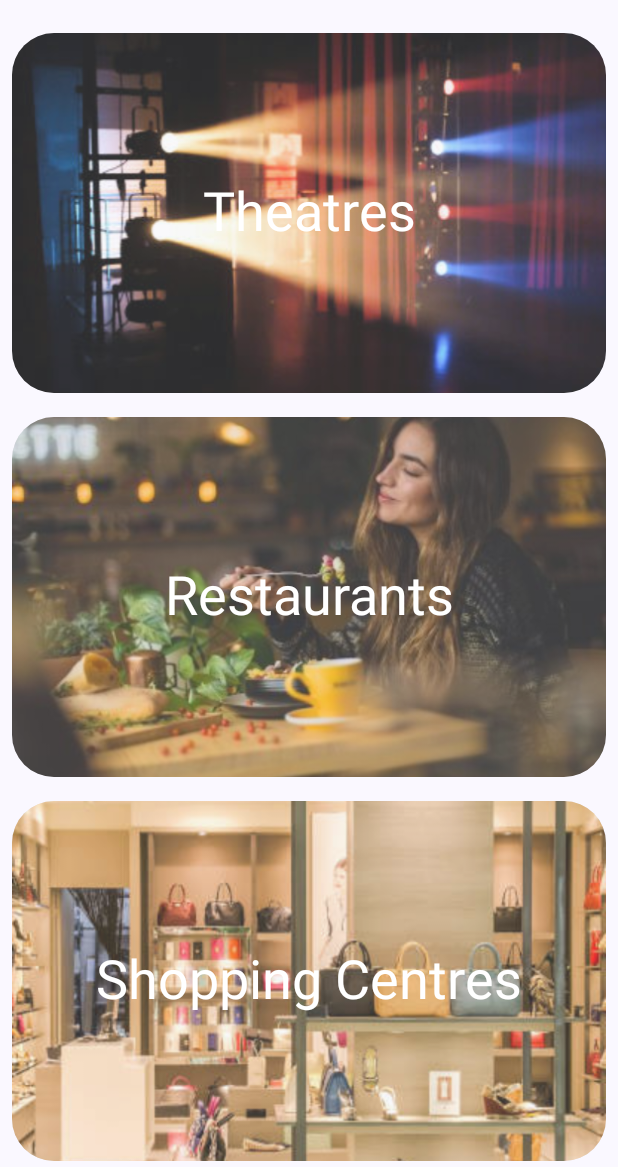
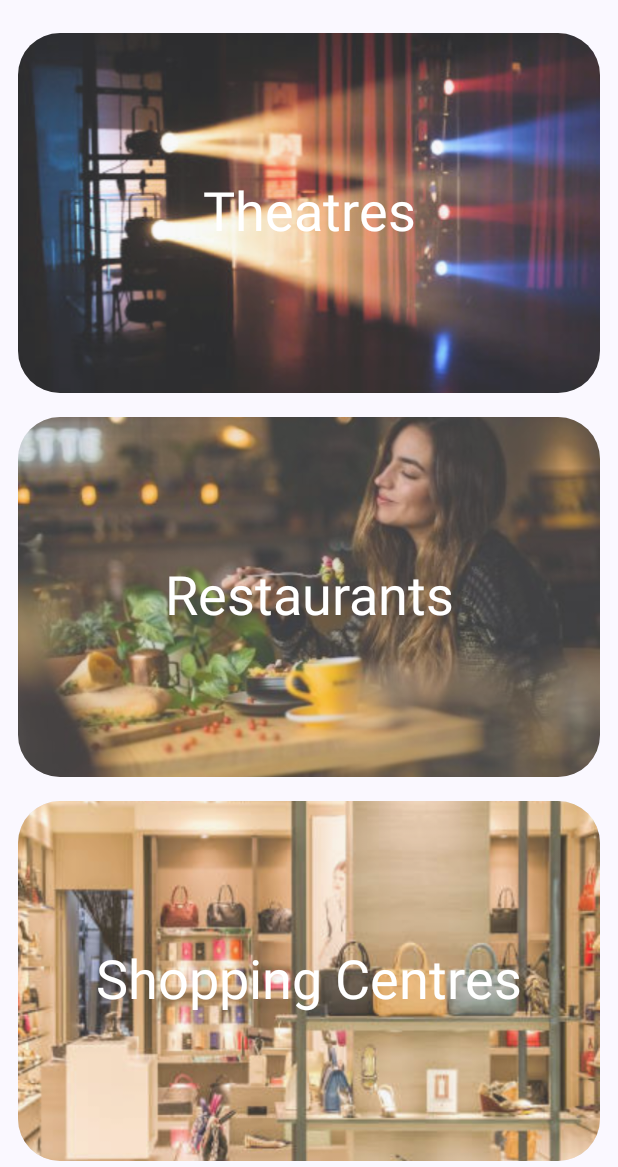
Before and after one commit to nascriptone/chicago, an Android app built with Jetpack Compose: the screen it shows after launch (MainActivity), scrolled down 532 dp, on a phone screen of 412 x 824 dp, the part 69-1236 px from its top. Run offline under Robolectric (Android 15) with nearby library versions, the phone set to English and light mode, and no system bars; our stand-ins replace window size class.

Commit message:
Updated Layouts

```diff
--- a/app/src/main/java/com/example/chicago/ui/ChicagoApp.kt
+++ b/app/src/main/java/com/example/chicago/ui/ChicagoApp.kt
@@ -36,8 +36,7 @@ fun AppTopBar(
     val currentScreen = ChicagoScreens.valueOf(
         backStackEntry?.destination?.route ?: ChicagoScreens.Home.name
     )
-    TopAppBar(
-        title = {
+    TopAppBar(title = {
         Text(
             text = if (currentScreen == ChicagoScreens.Recommendation) {
                 stringResource(id = categoryTitle)
@@ -45,8 +44,7 @@ fun AppTopBar(
                 stringResource(id = currentScreen.title)
             }
         )
-        },
-        navigationIcon = {
+    }, navigationIcon = {
         if (currentScreen != ChicagoScreens.Home) {
             IconButton(
                 onClick = onBackPress
@@ -57,8 +55,7 @@ fun AppTopBar(
                 )
             }
         }
-        },
-        modifier = modifier
+    }, modifier = modifier
     )
 }
 
@@ -71,15 +68,15 @@ fun ChicagoApp(
     val uiState by viewModel.uiState.collectAsState()
     val backStackEntry by navController.currentBackStackEntryAsState()
 
-    Scaffold(topBar = {
-        AppTopBar(
-            backStackEntry = backStackEntry,
+    Scaffold(
+        topBar = {
+            AppTopBar(backStackEntry = backStackEntry,
                 categoryTitle = uiState.currentCategory.title,
                 onBackPress = {
                     navController.navigateUp()
+                })
         }
-        )
-    }) { innerPadding ->
+    ) { innerPadding ->
 
         when (windowSize) {
             WindowWidthSizeClass.Expanded -> AppExpandedLayout(
@@ -92,33 +89,11 @@ fun ChicagoApp(
             else -> AppDefaultLayout(
                 uiState = uiState,
                 viewModel = viewModel,
+                windowSize = windowSize,
                 innerPadding = innerPadding,
                 navController = navController
             )
         }
 
-//        NavHost(
-//            navController = navController,
-//            startDestination = ChicagoScreens.Home.name,
-//            modifier = Modifier
-//                .fillMaxSize()
-//                .padding(innerPadding),
-//        ) {
-//            composable(route = ChicagoScreens.Home.name) {
-//                HomeScreen(onCardClick = {
-//                    viewModel.updateCategory(it)
-//                    navController.navigate(ChicagoScreens.Recommendation.name)
-//                })
-//            }
-//            composable(route = ChicagoScreens.Recommendation.name) {
-//                RecomScreen(selectedCategory = uiState.currentCategory, onCardClick = {
-//                    viewModel.updateUserSelected(it)
-//                    navController.navigate(ChicagoScreens.Details.name)
-//                })
-//            }
-//            composable(route = ChicagoScreens.Details.name) {
-//                DetailScreen(details = uiState.userSelectedCurrent)
-//            }
-//        }
     }
 }
--- a/app/src/main/java/com/example/chicago/ui/layout/AppDefaultLayout.kt
+++ b/app/src/main/java/com/example/chicago/ui/layout/AppDefaultLayout.kt
@@ -1,10 +1,15 @@
 package com.example.chicago.ui.layout
 
+import androidx.compose.foundation.layout.Box
 import androidx.compose.foundation.layout.PaddingValues
 import androidx.compose.foundation.layout.fillMaxSize
+import androidx.compose.foundation.layout.fillMaxWidth
 import androidx.compose.foundation.layout.padding
+import androidx.compose.material3.windowsizeclass.WindowWidthSizeClass
 import androidx.compose.runtime.Composable
+import androidx.compose.ui.Alignment
 import androidx.compose.ui.Modifier
+import androidx.compose.ui.unit.dp
 import androidx.navigation.NavHostController
 import androidx.navigation.compose.NavHost
 import androidx.navigation.compose.composable
@@ -20,15 +25,26 @@ fun AppDefaultLayout(
     uiState: AppUIState,
     viewModel: ChicagoViewModel,
     navController: NavHostController,
+    windowSize: WindowWidthSizeClass,
     innerPadding: PaddingValues,
     modifier: Modifier = Modifier
 ) {
+    Box(
+        contentAlignment = Alignment.Center,
+        modifier = modifier
+            .fillMaxSize()
+            .padding(innerPadding),
+    ) {
+
+        val suitableWidth = if (windowSize == WindowWidthSizeClass.Medium) 0.7F
+        else 1F
+
         NavHost(
             navController = navController,
             startDestination = ChicagoScreens.Home.name,
-        modifier = modifier
-            .fillMaxSize()
-            .padding(innerPadding),
+            modifier = Modifier
+                .fillMaxWidth(suitableWidth)
+                .padding(horizontal = 4.dp)
         ) {
             composable(route = ChicagoScreens.Home.name) {
                 HomeScreen(onCardClick = {
@@ -47,3 +63,4 @@ fun AppDefaultLayout(
             }
         }
     }
+}
--- a/app/src/main/java/com/example/chicago/ui/layout/AppExpandedLayout.kt
+++ b/app/src/main/java/com/example/chicago/ui/layout/AppExpandedLayout.kt
@@ -1,6 +1,5 @@
 package com.example.chicago.ui.layout
 
-import androidx.compose.foundation.background
 import androidx.compose.foundation.layout.Column
 import androidx.compose.foundation.layout.PaddingValues
 import androidx.compose.foundation.layout.Row
@@ -16,7 +15,6 @@ import androidx.compose.runtime.mutableStateOf
 import androidx.compose.runtime.saveable.rememberSaveable
 import androidx.compose.runtime.setValue
 import androidx.compose.ui.Modifier
-import androidx.compose.ui.graphics.Color
 import androidx.compose.ui.res.stringResource
 import androidx.navigation.NavHostController
 import com.example.chicago.R
--- a/app/src/main/java/com/example/chicago/ui/screens/DetailScreen.kt
+++ b/app/src/main/java/com/example/chicago/ui/screens/DetailScreen.kt
@@ -1,7 +1,6 @@
 package com.example.chicago.ui.screens
 
 import androidx.compose.foundation.Image
-import androidx.compose.foundation.background
 import androidx.compose.foundation.layout.Arrangement
 import androidx.compose.foundation.layout.Column
 import androidx.compose.foundation.layout.Row
@@ -40,7 +39,6 @@ fun DetailScreen(
         modifier = modifier
             .fillMaxSize()
             .verticalScroll(rememberScrollState())
-            .background(color = MaterialTheme.colorScheme.background)
             .padding(horizontal = 8.dp), horizontalAlignment = Alignment.CenterHorizontally
     ) {
         val painter = painterResource(id = details.image)
--- a/app/src/main/java/com/example/chicago/ui/screens/HomeScreen.kt
+++ b/app/src/main/java/com/example/chicago/ui/screens/HomeScreen.kt
@@ -8,7 +8,6 @@ import androidx.compose.foundation.layout.height
 import androidx.compose.foundation.layout.padding
 import androidx.compose.foundation.lazy.LazyColumn
 import androidx.compose.foundation.lazy.items
-import androidx.compose.foundation.shape.RoundedCornerShape
 import androidx.compose.material3.Card
 import androidx.compose.material3.MaterialTheme
 import androidx.compose.material3.Text
```
Lines whose indentation alone changed are shown as unchanged.
